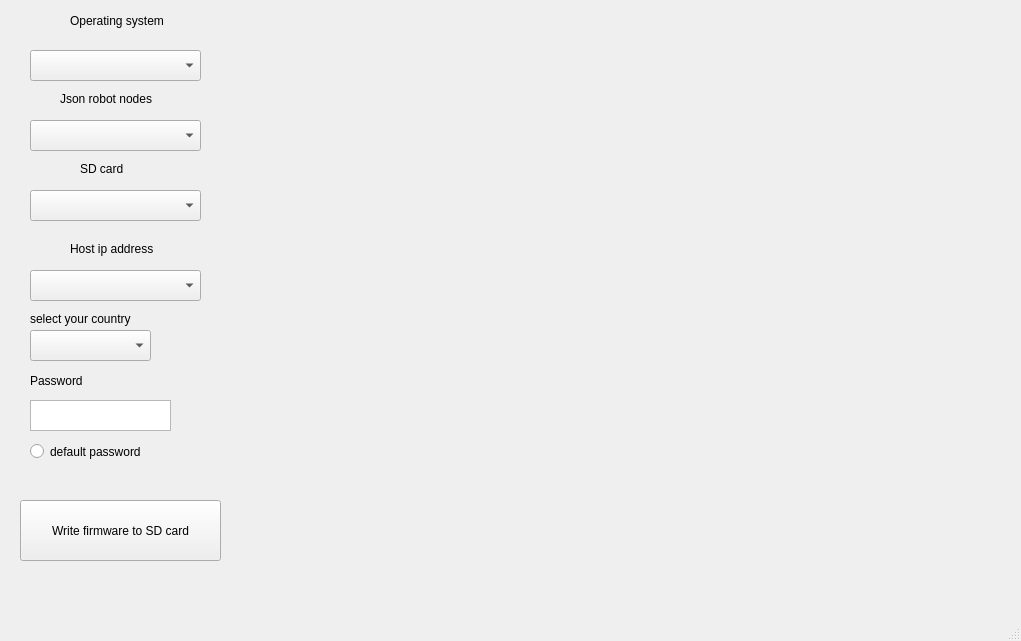
Before: the Qt Designer form Roboticfirmwaregenerator.ui in KornbotDevUltimatorKraton/RoboticsFirmwaregenerator, drawn with Qt 5.
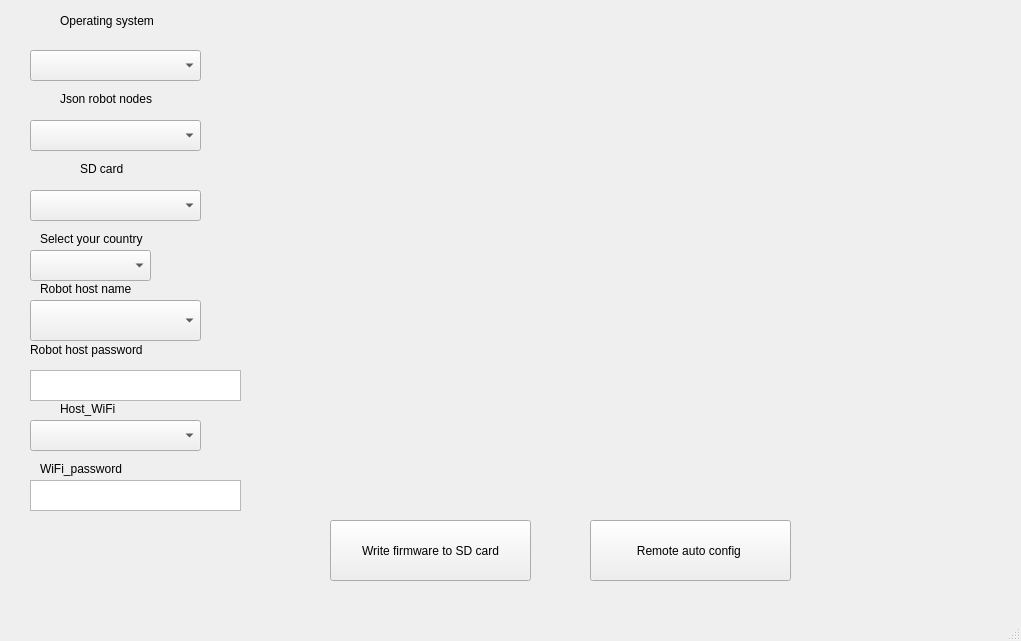
After: the same form once the commit is applied.

What changed in the file:
```diff
--- a/Roboticfirmwaregenerator.ui
+++ b/Roboticfirmwaregenerator.ui
@@ -17,8 +17,8 @@
    <widget class="QPushButton" name="pushButton">
     <property name="geometry">
      <rect>
-      <x>20</x>
-      <y>500</y>
+      <x>330</x>
+      <y>520</y>
       <width>201</width>
       <height>61</height>
      </rect>
@@ -50,7 +50,7 @@
    <widget class="QLabel" name="label">
     <property name="geometry">
      <rect>
-      <x>70</x>
+      <x>60</x>
       <y>10</y>
       <width>121</width>
       <height>21</height>
@@ -96,83 +96,24 @@
      <string>SD card</string>
     </property>
    </widget>
-   <widget class="QComboBox" name="comboBox_4">
-    <property name="geometry">
-     <rect>
-      <x>30</x>
-      <y>270</y>
-      <width>171</width>
-      <height>31</height>
-     </rect>
-    </property>
-   </widget>
-   <widget class="QLabel" name="label_4">
-    <property name="geometry">
-     <rect>
-      <x>70</x>
-      <y>240</y>
-      <width>111</width>
-      <height>17</height>
-     </rect>
-    </property>
-    <property name="text">
-     <string>Host ip address </string>
-    </property>
-   </widget>
    <widget class="QLabel" name="label_5">
     <property name="geometry">
      <rect>
-      <x>240</x>
+      <x>250</x>
       <y>0</y>
-      <width>771</width>
-      <height>491</height>
+      <width>761</width>
+      <height>501</height>
      </rect>
     </property>
     <property name="text">
      <string/>
     </property>
    </widget>
-   <widget class="QTextEdit" name="textEdit_2">
-    <property name="geometry">
-     <rect>
-      <x>30</x>
-      <y>400</y>
-      <width>141</width>
-      <height>31</height>
-     </rect>
-    </property>
-   </widget>
-   <widget class="QRadioButton" name="radioButton">
-    <property name="geometry">
-     <rect>
-      <x>30</x>
-      <y>440</y>
-      <width>141</width>
-      <height>23</height>
-     </rect>
-    </property>
-    <property name="text">
-     <string>default password</string>
-    </property>
-   </widget>
-   <widget class="QLabel" name="label_7">
-    <property name="geometry">
-     <rect>
-      <x>30</x>
-      <y>370</y>
-      <width>81</width>
-      <height>21</height>
-     </rect>
-    </property>
-    <property name="text">
-     <string>Password</string>
-    </property>
-   </widget>
    <widget class="QComboBox" name="comboBox_5">
     <property name="geometry">
      <rect>
       <x>30</x>
-      <y>330</y>
+      <y>250</y>
       <width>121</width>
       <height>31</height>
      </rect>
@@ -181,14 +122,119 @@
    <widget class="QLabel" name="label_6">
     <property name="geometry">
      <rect>
-      <x>30</x>
-      <y>310</y>
+      <x>40</x>
+      <y>230</y>
       <width>131</width>
       <height>17</height>
      </rect>
     </property>
     <property name="text">
-     <string>select your country</string>
+     <string>Select your country</string>
+    </property>
+   </widget>
+   <widget class="QLabel" name="label_8">
+    <property name="geometry">
+     <rect>
+      <x>40</x>
+      <y>280</y>
+      <width>121</width>
+      <height>17</height>
+     </rect>
+    </property>
+    <property name="text">
+     <string>Robot host name</string>
+    </property>
+   </widget>
+   <widget class="QLabel" name="label_9">
+    <property name="geometry">
+     <rect>
+      <x>30</x>
+      <y>340</y>
+      <width>151</width>
+      <height>20</height>
+     </rect>
+    </property>
+    <property name="text">
+     <string>Robot host password</string>
+    </property>
+   </widget>
+   <widget class="QTextEdit" name="textEdit_3">
+    <property name="geometry">
+     <rect>
+      <x>30</x>
+      <y>370</y>
+      <width>211</width>
+      <height>31</height>
+     </rect>
+    </property>
+   </widget>
+   <widget class="QLabel" name="label_10">
+    <property name="geometry">
+     <rect>
+      <x>40</x>
+      <y>460</y>
+      <width>101</width>
+      <height>17</height>
+     </rect>
+    </property>
+    <property name="text">
+     <string>WiFi_password</string>
+    </property>
+   </widget>
+   <widget class="QTextEdit" name="textEdit_4">
+    <property name="geometry">
+     <rect>
+      <x>30</x>
+      <y>480</y>
+      <width>211</width>
+      <height>31</height>
+     </rect>
+    </property>
+   </widget>
+   <widget class="QLabel" name="label_11">
+    <property name="geometry">
+     <rect>
+      <x>60</x>
+      <y>400</y>
+      <width>81</width>
+      <height>17</height>
+     </rect>
+    </property>
+    <property name="text">
+     <string>Host_WiFi</string>
+    </property>
+   </widget>
+   <widget class="QComboBox" name="comboBox_4">
+    <property name="geometry">
+     <rect>
+      <x>30</x>
+      <y>300</y>
+      <width>171</width>
+      <height>41</height>
+     </rect>
+    </property>
+   </widget>
+   <widget class="QComboBox" name="comboBox_7">
+    <property name="geometry">
+     <rect>
+      <x>30</x>
+      <y>420</y>
+      <width>171</width>
+      <height>31</height>
+     </rect>
+    </property>
+   </widget>
+   <widget class="QPushButton" name="pushButton_2">
+    <property name="geometry">
+     <rect>
+      <x>590</x>
+      <y>520</y>
+      <width>201</width>
+      <height>61</height>
+     </rect>
+    </property>
+    <property name="text">
+     <string>Remote auto config </string>
     </property>
    </widget>
   </widget>
```
